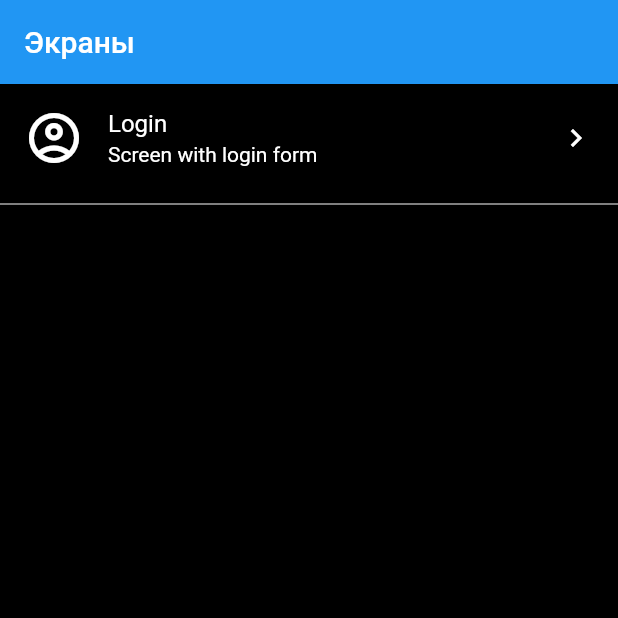
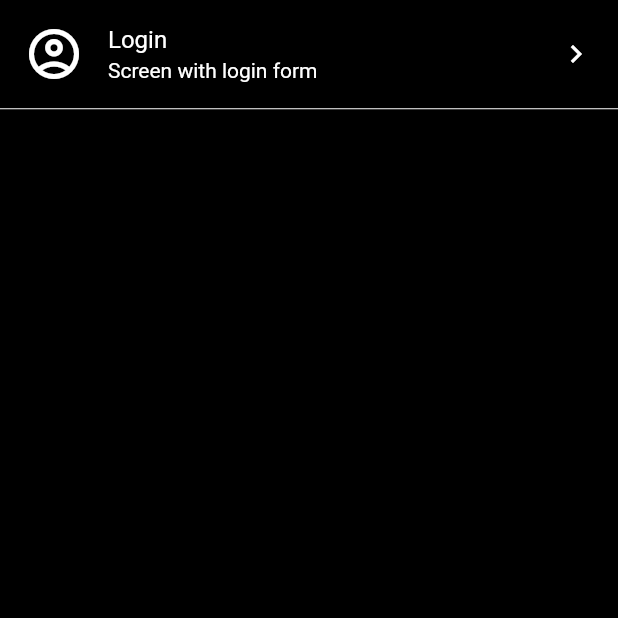
Before and after one commit to WhiteBearDeveloper/Flutter, a Flutter app: the screen it shows after launch, on a phone screen of 412 x 824 dp, the top half of it. Run offline on Flutter 3.47's test engine with Material 2 defaults, Android fonts, the phone set to English and light mode, and no system bars; our stand-ins replace font_awesome_flutter.

Commit message:
Add Container wrapper, edit height of Divider

```diff
--- a/lib/main.dart
+++ b/lib/main.dart
@@ -6,8 +6,10 @@ class MainScreen extends StatelessWidget {
   Widget build(BuildContext context) {
     return Scaffold(
         backgroundColor: Colors.black,
-        appBar: AppBar(title: Text('Экраны')),
-        body: new ListView(children: <Widget>[
+        body: Container(
+          height: double.infinity,
+          child: ListView(
+            children: <Widget>[
               ListTile(
                 leading: CircleAvatar(
                   child: Icon(
@@ -39,9 +41,12 @@ class MainScreen extends StatelessWidget {
               ),
               Divider(
                 color: Colors.white,
+                height: 1.0,
               ),
-        ] // ListView
-            ));
+            ],
+            ),
+        )
+    );
   }
 }
 
```
Lines whose indentation alone changed are shown as unchanged.
